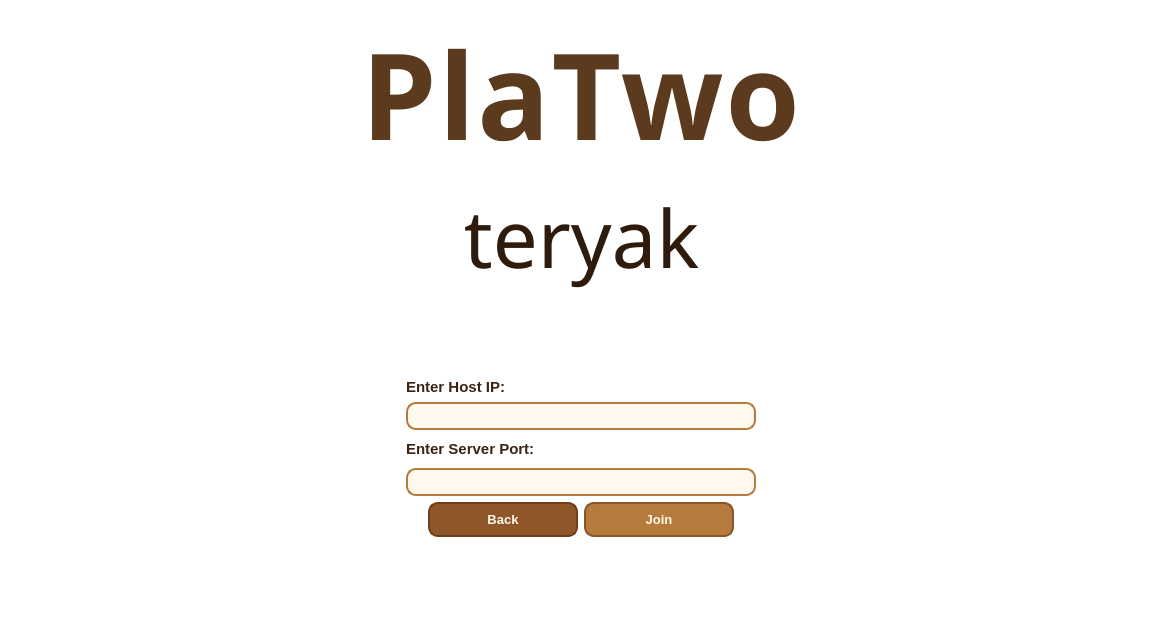
Old version of the form UI/Network/guest_page.ui in the repository PlaTwo-project/PlaTwo.
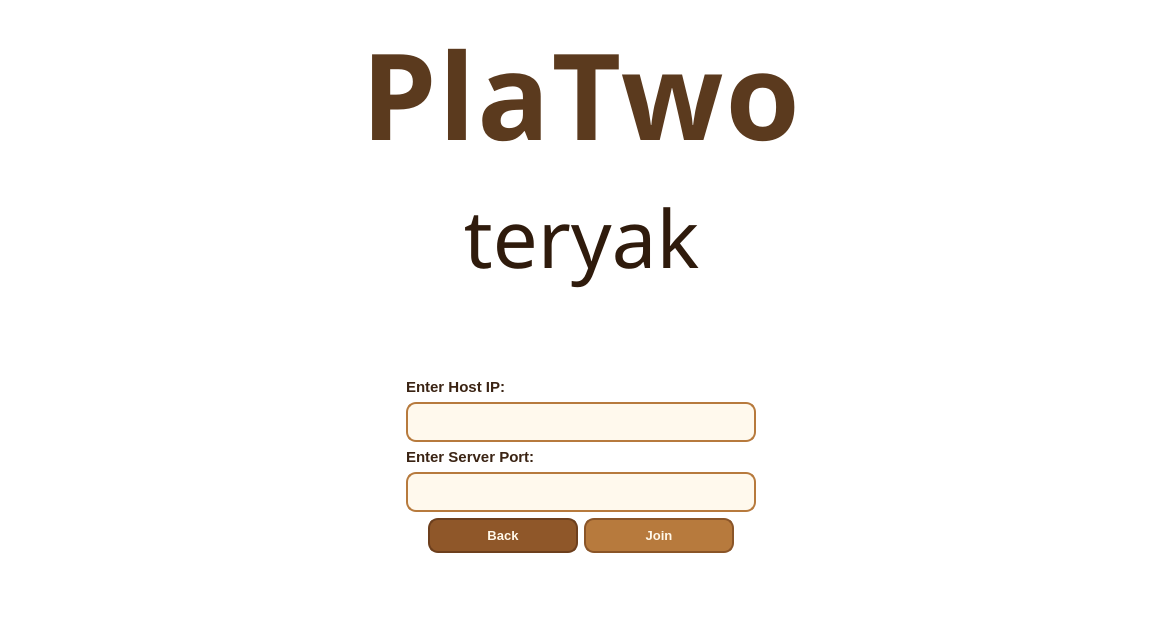
New version of the form.

The edit to the form file:
```diff
--- a/UI/Network/guest_page.ui
+++ b/UI/Network/guest_page.ui
@@ -85,7 +85,7 @@
          <property name="minimumSize">
           <size>
            <width>200</width>
-           <height>28</height>
+           <height>40</height>
           </size>
          </property>
          <property name="maximumSize">
@@ -149,7 +149,7 @@
          <property name="minimumSize">
           <size>
            <width>200</width>
-           <height>28</height>
+           <height>40</height>
           </size>
          </property>
          <property name="maximumSize">
```
